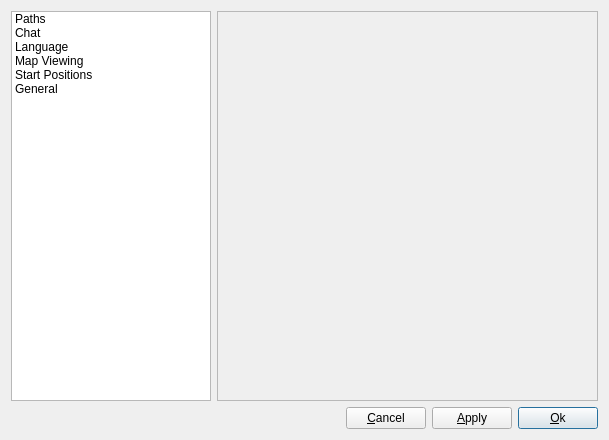
tizbac/qtlobby, file ui/PreferenceWidget.ui: the form before one commit.
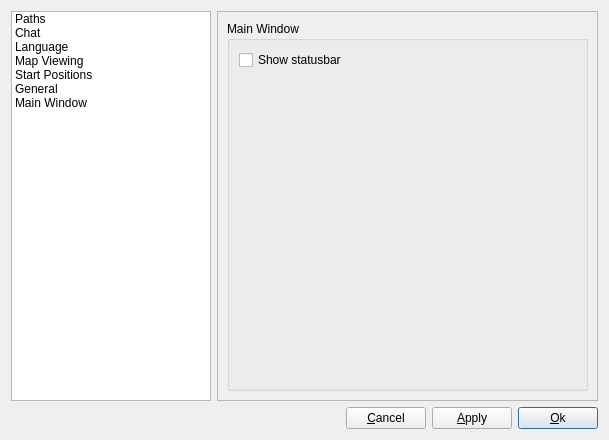
The form after the commit.

```diff
--- a/ui/PreferenceWidget.ui
+++ b/ui/PreferenceWidget.ui
@@ -55,6 +55,11 @@
        <string>General</string>
       </property>
      </item>
+     <item>
+      <property name="text">
+       <string>Main Window</string>
+      </property>
+     </item>
     </widget>
    </item>
    <item row="0" column="1">
@@ -66,7 +71,7 @@
       <enum>QFrame::Raised</enum>
      </property>
      <property name="currentIndex">
-      <number>0</number>
+      <number>6</number>
      </property>
      <widget class="QWidget" name="pathWidget"/>
      <widget class="QWidget" name="chatWidget">
@@ -437,6 +442,52 @@
             </property>
            </widget>
           </item>
+          <item row="1" column="0">
+           <spacer name="verticalSpacer_4">
+            <property name="orientation">
+             <enum>Qt::Vertical</enum>
+            </property>
+            <property name="sizeHint" stdset="0">
+             <size>
+              <width>20</width>
+              <height>40</height>
+             </size>
+            </property>
+           </spacer>
+          </item>
+         </layout>
+        </widget>
+       </item>
+      </layout>
+     </widget>
+     <widget class="QWidget" name="page">
+      <layout class="QHBoxLayout" name="horizontalLayout_3">
+       <item>
+        <widget class="QGroupBox" name="groupBox_10">
+         <property name="title">
+          <string>Main Window</string>
+         </property>
+         <layout class="QGridLayout" name="gridLayout_5">
+          <item row="0" column="0">
+           <widget class="QCheckBox" name="showStatusBarCheckBox">
+            <property name="text">
+             <string>Show statusbar</string>
+            </property>
+           </widget>
+          </item>
+          <item row="1" column="0">
+           <spacer name="verticalSpacer_3">
+            <property name="orientation">
+             <enum>Qt::Vertical</enum>
+            </property>
+            <property name="sizeHint" stdset="0">
+             <size>
+              <width>20</width>
+              <height>40</height>
+             </size>
+            </property>
+           </spacer>
+          </item>
          </layout>
         </widget>
        </item>
```
Left out of the diff: 109 changed lines with no effect on the pictures.
